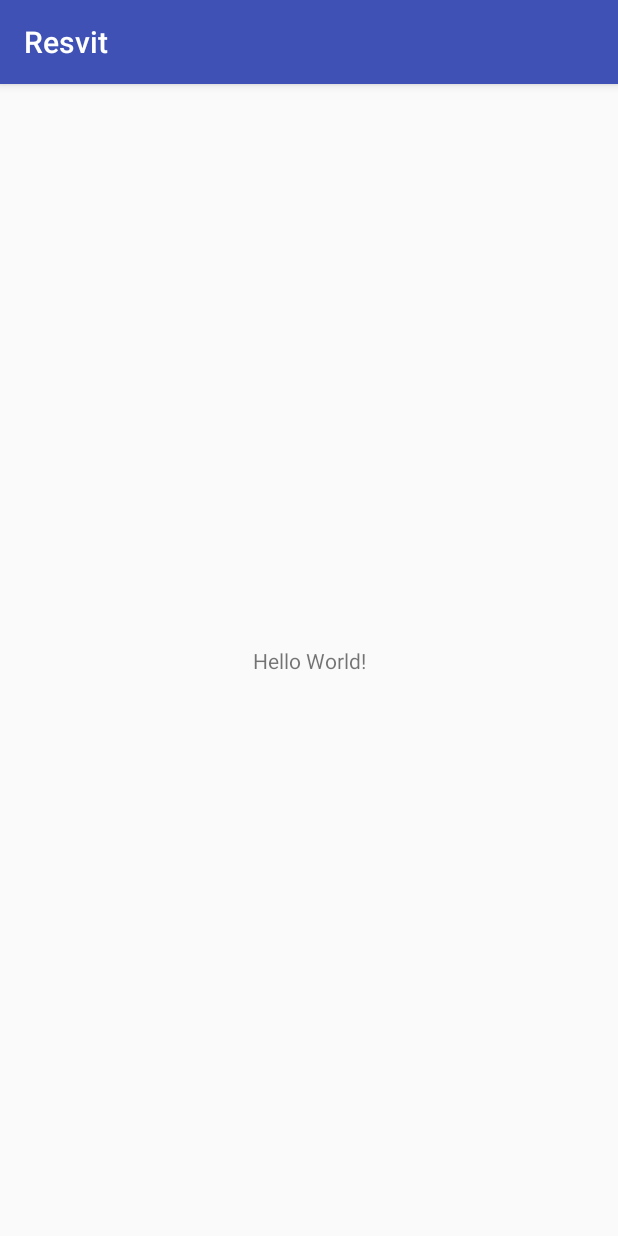
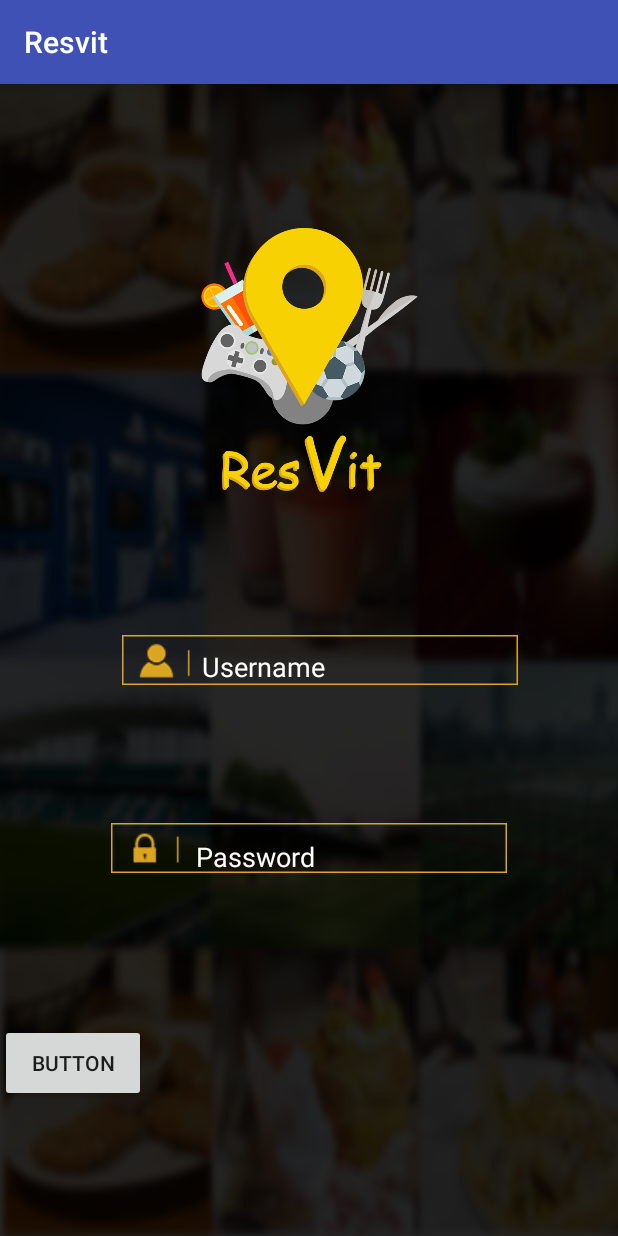
Before and after one commit to ahmad307/Resvit, an Android app: the screen it shows after launch (LoginActivity), on a phone screen of 412 x 824 dp. Run offline under Robolectric (Android 15) with nearby library versions, the phone set to English and light mode, and no system bars.

Commit message:
login activity updated

```diff
--- a/Resvit/app/src/main/res/layout/activity_login.xml
+++ b/Resvit/app/src/main/res/layout/activity_login.xml
@@ -4,15 +4,103 @@
     xmlns:tools="http://schemas.android.com/tools"
     android:layout_width="match_parent"
     android:layout_height="match_parent"
+    android:background="@drawable/login"
     tools:context="com.resvit.resvit.LoginActivity">
 
-    <TextView
+    <ImageView
+        android:id="@+id/imageView10"
+        android:layout_width="146dp"
+        android:layout_height="176dp"
+        app:srcCompat="@drawable/group_2"
+        app:layout_constraintTop_toTopOf="parent"
+        android:layout_marginTop="8dp"
+        android:layout_marginRight="8dp"
+        app:layout_constraintRight_toRightOf="parent"
+        android:layout_marginLeft="8dp"
+        app:layout_constraintLeft_toLeftOf="parent"
+        android:layout_marginBottom="8dp"
+        app:layout_constraintBottom_toTopOf="@+id/imageView11" />
+
+    <ImageView
+        android:id="@+id/imageView11"
         android:layout_width="wrap_content"
         android:layout_height="wrap_content"
-        android:text="Hello World!"
+        app:srcCompat="@drawable/user_log"
+        android:layout_marginLeft="-6dp"
+        app:layout_constraintLeft_toLeftOf="parent"
+        android:layout_marginRight="8dp"
+        app:layout_constraintRight_toRightOf="parent"
+        app:layout_constraintHorizontal_bias="0.6"
         app:layout_constraintBottom_toBottomOf="parent"
+        android:layout_marginBottom="8dp"
+        app:layout_constraintTop_toTopOf="parent"
+        android:layout_marginTop="8dp" />
+
+    <ImageView
+        android:id="@+id/imageView12"
+        android:layout_width="wrap_content"
+        android:layout_height="wrap_content"
+        android:layout_marginLeft="8dp"
+        android:layout_marginRight="8dp"
         app:layout_constraintLeft_toLeftOf="parent"
         app:layout_constraintRight_toRightOf="parent"
-        app:layout_constraintTop_toTopOf="parent" />
+        app:srcCompat="@drawable/pass_log"
+        app:layout_constraintTop_toTopOf="parent"
+        android:layout_marginTop="8dp"
+        app:layout_constraintBottom_toBottomOf="parent"
+        android:layout_marginBottom="8dp"
+        app:layout_constraintVertical_bias="0.674" />
+
+    <EditText
+        android:id="@+id/editText3"
+        android:layout_width="207dp"
+        android:layout_height="43dp"
+        android:layout_marginLeft="8dp"
+        android:layout_marginRight="8dp"
+        android:background="@android:color/transparent"
+        android:ems="10"
+        android:hint="Password"
+        android:inputType="textPassword"
+        android:textColor="@android:color/white"
+        android:textColorHint="@android:color/white"
+        app:layout_constraintHorizontal_bias="0.651"
+        app:layout_constraintLeft_toLeftOf="parent"
+        app:layout_constraintRight_toRightOf="parent"
+        app:layout_constraintTop_toTopOf="@+id/imageView12"
+        android:layout_marginTop="8dp"
+        app:layout_constraintBottom_toBottomOf="@+id/imageView12"
+        android:layout_marginBottom="0dp"
+        app:layout_constraintVertical_bias="0.444" />
+
+    <EditText
+        android:id="@+id/editText5"
+        android:layout_width="218dp"
+        android:layout_height="42dp"
+        android:layout_marginLeft="8dp"
+        android:layout_marginRight="8dp"
+        android:background="@android:color/transparent"
+        android:ems="10"
+        android:hint="Username"
+        android:inputType="textEmailAddress"
+        android:textColor="@android:color/white"
+        android:textColorHint="@android:color/white"
+        app:layout_constraintHorizontal_bias="0.711"
+        app:layout_constraintLeft_toLeftOf="parent"
+        app:layout_constraintRight_toRightOf="parent"
+        app:layout_constraintTop_toTopOf="@+id/imageView11"
+        android:layout_marginTop="8dp"
+        app:layout_constraintBottom_toBottomOf="@+id/imageView11"
+        android:layout_marginBottom="0dp" />
+
+    <Button
+        android:id="@+id/button"
+        android:layout_width="97dp"
+        android:layout_height="52dp"
+        android:text="Button"
+        tools:layout_editor_absoluteX="128dp"
+        android:layout_marginTop="8dp"
+        app:layout_constraintTop_toBottomOf="@+id/editText3"
+        app:layout_constraintBottom_toBottomOf="parent"
+        android:layout_marginBottom="8dp" />
 
 </android.support.constraint.ConstraintLayout>
```
Also changed, not shown: Resvit/app/src/main/ic_launcher-web.png (added), Resvit/app/src/main/res/drawable/group_2.png (added), Resvit/app/src/main/res/drawable/login.png (added), Resvit/app/src/main/res/drawable/pass_log.png (added), Resvit/app/src/main/res/drawable/user_log.png (added), Resvit/app/src/main/res/mipmap-hdpi/ic_launcher.png, Resvit/app/src/main/res/mipmap-mdpi/ic_launcher.png, Resvit/app/src/main/res/mipmap-xhdpi/ic_launcher.png, Resvit/app/src/main/res/mipmap-xxhdpi/ic_launcher.png, Resvit/app/src/main/res/mipmap-xxxhdpi/ic_launcher.png, 1 other file.
